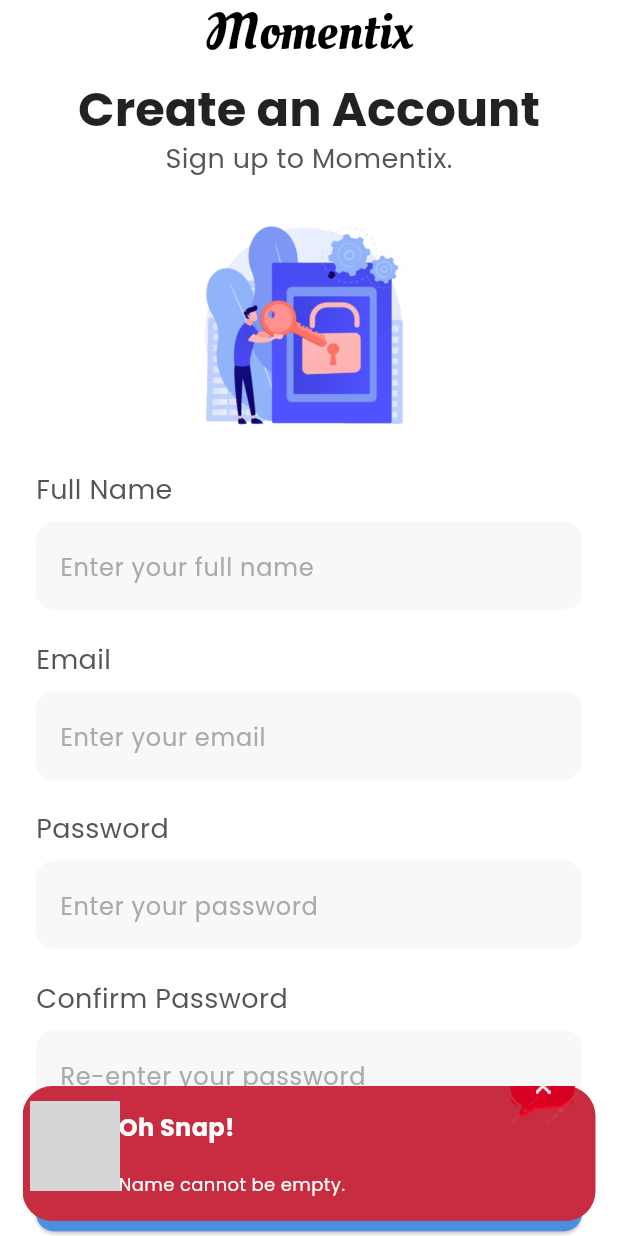
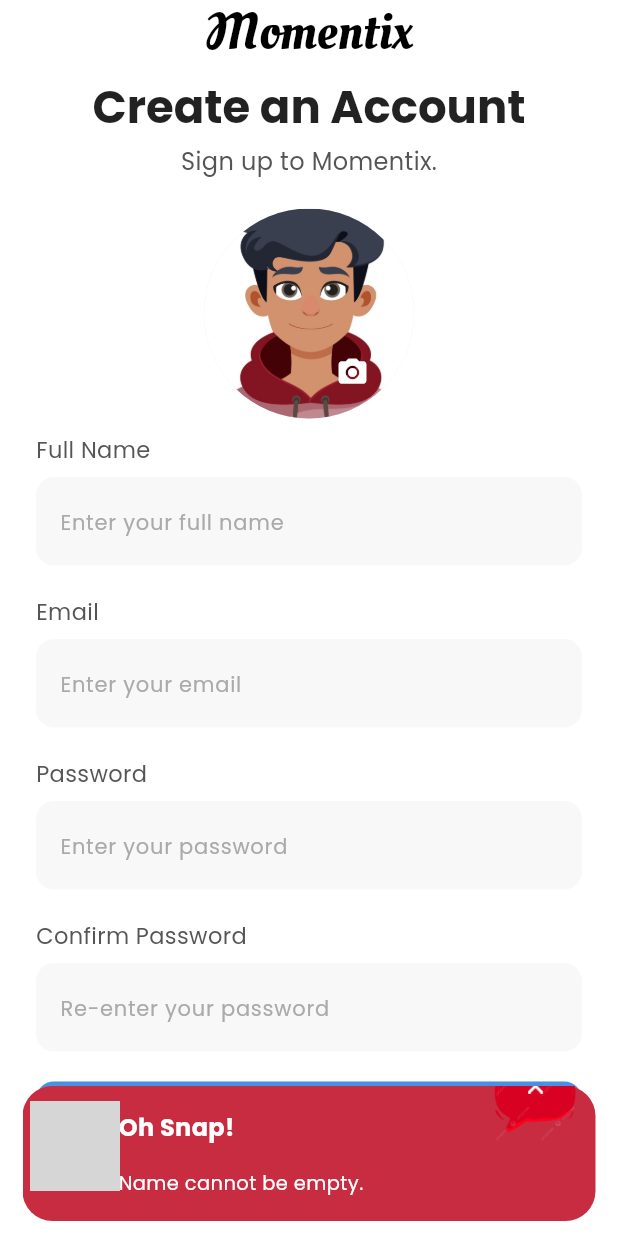
Before and after one commit to SarinaShrestha/momentix, a Flutter app: the RegistrationPage screen opened directly, after a tap on "Sign Up", on a phone screen of 412 x 824 dp. Run offline on Flutter 3.47's test engine with Material 3 defaults, Android fonts, the phone set to English and light mode, and no system bars; our stand-ins replace camera, cloud_firestore, firebase_auth, firebase_core, get, liquid_swipe and 1 more; accounts and stored records are empty; grey boxes are pictures that could not be loaded.

Commit message:
signup with image

```diff
--- a/frontend/lib/utils/image_strings.dart
+++ b/frontend/lib/utils/image_strings.dart
@@ -6,6 +6,7 @@
 
 // Login Page Images
 const String loginImage = "assets/images/login_signup/login.png";
+const String profilePicture ='assets/images/login_signup/profile.jpg';
 
 //Google Logo
 const String googleLogo = "assets/images/logo/google.png";
--- a/frontend/lib/utils/themes/widget_themes/form_theme.dart
+++ b/frontend/lib/utils/themes/widget_themes/form_theme.dart
@@ -11,7 +11,7 @@
       hintStyle: TextStyle(
         fontFamily: 'Poppins',
           fontWeight: FontWeight.w300,
-          fontSize: 16,
+          fontSize: 14,
           color: hintTextColor
       ),
       border: OutlineInputBorder(
--- a/frontend/lib/utils/themes/widget_themes/text_field_theme.dart
+++ b/frontend/lib/utils/themes/widget_themes/text_field_theme.dart
@@ -12,7 +12,7 @@
       hintStyle: TextStyle(
         fontFamily: 'Poppins',
           fontWeight: FontWeight.w300,
-          fontSize: 16,
+          fontSize: 14,
           color: hintTextColor
       ),
 
--- a/frontend/lib/utils/themes/widget_themes/text_theme.dart
+++ b/frontend/lib/utils/themes/widget_themes/text_theme.dart
@@ -6,6 +6,7 @@
     headlineLarge: TextStyle(
       fontFamily: 'Poppins',
       fontWeight: FontWeight.w700,
+      fontSize: 30,
       color: Colors.black87,
     ),
 
@@ -30,7 +31,7 @@
       fontFamily: 'Poppins',
       fontWeight: FontWeight.w400,
       color: Color(0xFF555555),
-      fontSize: 18,
+      fontSize: 15,
     ),
 
     bodySmall: TextStyle(
--- a/frontend/lib/views/login_try.dart
+++ b/frontend/lib/views/login_try.dart
@@ -15,6 +15,7 @@
   @override
   Widget build(BuildContext context) {
 
+    final size = MediaQuery.of(context).size;
     return Scaffold(
       backgroundColor: white,
       body: SafeArea(
@@ -23,7 +24,9 @@
             padding: EdgeInsets.symmetric(horizontal: horiPadding),
             child: Column(
               children: [
-                FormHeaderWidget(image: loginImage, title: loginTitle, subTitle: loginSubTitle),
+                FormHeaderWidget(title: loginTitle, subTitle: loginSubTitle),
+                Image(image: AssetImage(loginImage), height: size.height * 0.2),
+                SizedBox(height: 20,),
 
                 //Form
                 Column(
--- a/frontend/lib/views/signup.dart
+++ b/frontend/lib/views/signup.dart
@@ -12,6 +12,7 @@
 import 'package:frontend/widgets/form/form_header_widget.dart';
 import 'package:frontend/widgets/common/elevated_button_widget.dart';
 import 'package:frontend/widgets/form/login_form_widget.dart';
+import 'package:frontend/widgets/form/profile_picture.dart';
 import 'package:get/get.dart';
 
 class RegistrationPage extends StatefulWidget {
@@ -54,7 +55,14 @@
               child: Column(
                 crossAxisAlignment: CrossAxisAlignment.center,
                 children: [
-                  FormHeaderWidget(image: loginImage, title: signUpTitle, subTitle: signUpSubTitle),
+                  FormHeaderWidget(title: signUpTitle, subTitle: signUpSubTitle),
+
+
+                  SizedBox(height: 10),
+
+                  ProfilePictureWidget(),
+
+                  SizedBox(height: 10),
 
                   LoginFormWidget(text: fullName, hintText: hintFullName, controller: controller.fullName,),
 
--- a/frontend/lib/widgets/form/error_message_widget.dart
+++ b/frontend/lib/widgets/form/error_message_widget.dart
@@ -40,7 +40,7 @@
                     Text(text,
                       style: TextStyle(
                         color: white,
-                        fontSize: 12,
+                        fontSize: 13,
                         fontWeight: FontWeight.normal
                       ),
                       maxLines: 2,
@@ -66,10 +66,14 @@
         Positioned(
           top: -20,
           right: 10,
+          child: Container(
+            color: Colors.transparent,
             child: SizedBox(
-            height: 48,
-            width: 50,
+              height: 60,
+              width: 60,
+
               child: Stack(
+                clipBehavior: Clip.none,
                 alignment: Alignment.center,
                 children: [
                   Image(image: AssetImage(redBubble)),
@@ -77,8 +81,10 @@
                     height: 10,
                     width: 10,
                     top: 15,
-                  child: Image(image: AssetImage(closeButton))),
+                    child: Image(image: AssetImage(closeButton))
+                  ),
                 ],
+              ),
             ),
           ))
       ],
--- a/frontend/lib/widgets/form/form_header_widget.dart
+++ b/frontend/lib/widgets/form/form_header_widget.dart
@@ -4,26 +4,24 @@
 class FormHeaderWidget extends StatelessWidget {
   const FormHeaderWidget({
     super.key,
-    required this.image,
     required this.title,
     required this.subTitle,
   });
 
 
-  final String image, title, subTitle;
+  final String title, subTitle;
   @override
   Widget build(BuildContext context) {
 
-    final size = MediaQuery.of(context).size;
     return Column(
       children: [
         Text(momentix , style: Theme.of(context).textTheme.titleLarge,),
         SizedBox(height: 10),
         Text(title, style: Theme.of(context).textTheme.headlineLarge,),
-        Text(subTitle, style: Theme.of(context).textTheme.bodyMedium),
+        SizedBox(height: 5),
+        Text(subTitle, style: Theme.of(context).textTheme.bodyMedium?.copyWith(fontSize: 16),),
         SizedBox(height: 10),
-        Image(image: AssetImage(image), height: size.height * 0.2),
-        SizedBox(height: 20,),
+
       ],
     );
   }
--- /dev/null
+++ b/frontend/lib/widgets/form/profile_picture.dart
@@ -0,0 +1,31 @@
+import 'package:flutter/material.dart';
+import 'package:frontend/utils/image_strings.dart';
+
+
+class ProfilePictureWidget extends StatelessWidget {
+  const ProfilePictureWidget({
+    super.key,
+  });
+
+  @override
+  Widget build(BuildContext context) {
+    return Center(
+      child: Stack(
+        children: <Widget> [
+          CircleAvatar(
+            radius: 70,
+            backgroundImage: AssetImage(profilePicture),
+          ),
+          Positioned(
+            bottom: 20,
+            right: 30,
+            child: Icon(
+              Icons.camera_alt,
+              size  : 22,
+              color : Colors.white,)
+          ),
+        ]
+      ),
+    );
+  }
+}
--- a/frontend/pubspec.yaml
+++ b/frontend/pubspec.yaml
@@ -39,6 +39,7 @@
     - assets/images/onboarding_images/
     - assets/fonts/
     - assets/images/login_signup/login.png
+    - assets/images/login_signup/profile.jpg
     - assets/images/logo/
     - assets/images/messages/error_sign.png
     - assets/images/messages/red_bubble.png
```
Also changed, not shown: frontend/assets/images/login_signup/profile.jpg (added). Lines whose indentation alone changed are shown as unchanged.
